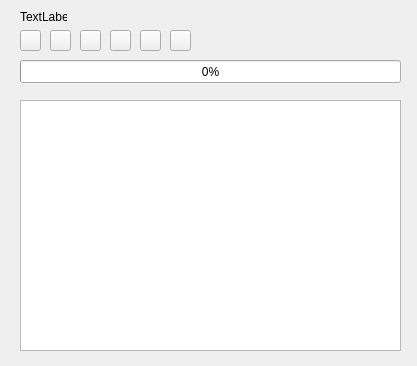
Above: EVILEG/SipleAudioPlayer/Widget.ui from okovtun/MyQt before the change. Below: the same form after it.
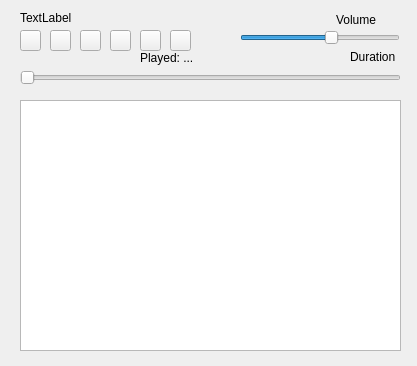
That is the form after the change. Icons and pictures are not drawn.

Commit message: Audio player DONE

```diff
--- a/EVILEG/SipleAudioPlayer/Widget.ui
+++ b/EVILEG/SipleAudioPlayer/Widget.ui
@@ -127,25 +127,15 @@
     <rect>
      <x>20</x>
      <y>10</y>
-     <width>47</width>
-     <height>13</height>
+     <width>381</width>
+     <height>16</height>
     </rect>
    </property>
    <property name="text">
     <string>TextLabel</string>
    </property>
-  </widget>
-  <widget class="QProgressBar" name="progressBar">
-   <property name="geometry">
-    <rect>
-     <x>20</x>
-     <y>60</y>
-     <width>381</width>
-     <height>23</height>
-    </rect>
-   </property>
-   <property name="value">
-    <number>0</number>
+   <property name="textFormat">
+    <enum>Qt::PlainText</enum>
    </property>
   </widget>
   <widget class="QTableView" name="playlistView">
@@ -158,6 +148,77 @@
     </rect>
    </property>
   </widget>
+  <widget class="QSlider" name="sliderTrack">
+   <property name="geometry">
+    <rect>
+     <x>20</x>
+     <y>70</y>
+     <width>381</width>
+     <height>16</height>
+    </rect>
+   </property>
+   <property name="orientation">
+    <enum>Qt::Horizontal</enum>
+   </property>
+  </widget>
+  <widget class="QSlider" name="sliderVolume">
+   <property name="geometry">
+    <rect>
+     <x>240</x>
+     <y>30</y>
+     <width>160</width>
+     <height>16</height>
+    </rect>
+   </property>
+   <property name="maximum">
+    <number>100</number>
+   </property>
+   <property name="value">
+    <number>58</number>
+   </property>
+   <property name="orientation">
+    <enum>Qt::Horizontal</enum>
+   </property>
+  </widget>
+  <widget class="QLabel" name="labelDuration">
+   <property name="geometry">
+    <rect>
+     <x>350</x>
+     <y>50</y>
+     <width>47</width>
+     <height>13</height>
+    </rect>
+   </property>
+   <property name="text">
+    <string>Duration</string>
+   </property>
+  </widget>
+  <widget class="QLabel" name="labelVolume">
+   <property name="geometry">
+    <rect>
+     <x>336</x>
+     <y>10</y>
+     <width>61</width>
+     <height>20</height>
+    </rect>
+   </property>
+   <property name="text">
+    <string>Volume</string>
+   </property>
+  </widget>
+  <widget class="QLabel" name="labelPlayed">
+   <property name="geometry">
+    <rect>
+     <x>140</x>
+     <y>50</y>
+     <width>91</width>
+     <height>16</height>
+    </rect>
+   </property>
+   <property name="text">
+    <string>Played: ...</string>
+   </property>
+  </widget>
  </widget>
  <resources>
   <include location="buttons.qrc"/>
```
The commit also changes 2 other files.
